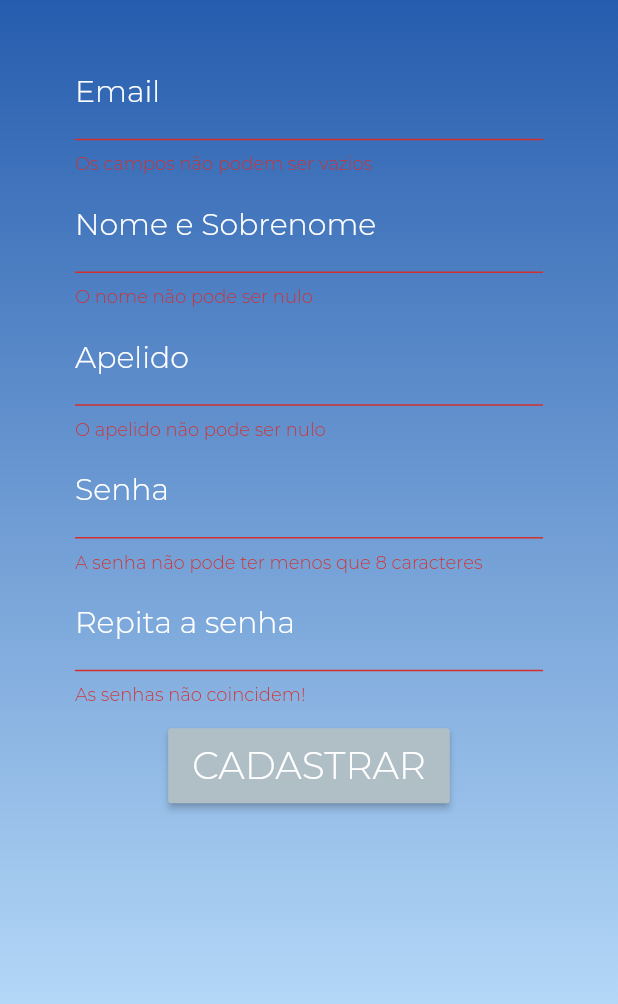
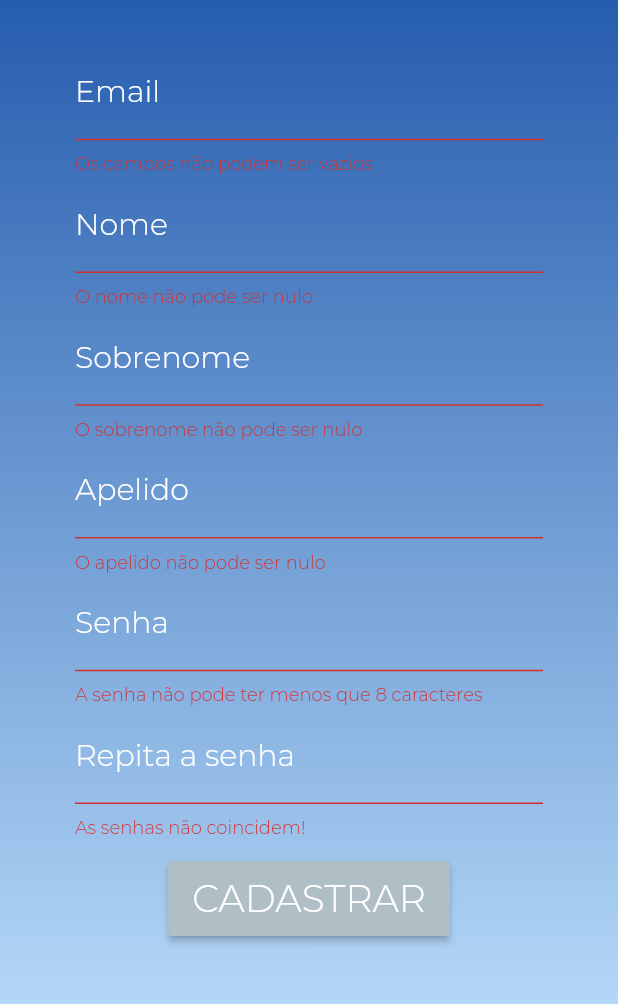
Before and after one commit to rodriguesJeff/wallet_control, a Flutter app: the RegisterPage screen opened by its route, after a tap on "CADASTRAR", on a phone screen of 412 x 824 dp, the part 177-1181 px from its top. Run offline on Flutter 3.47's test engine with Material 2 defaults, Android fonts, the phone set to English and light mode, and no system bars; our stand-ins replace dio, flutter_mobx, mobx; generated files the repository leaves out were written again.

```diff
--- /dev/null
+++ b/lib/core.dart
@@ -0,0 +1,3 @@
+class Core {
+  static String baseurl = "http://192.168.1.4:8080/api";
+}
--- a/lib/src/controller/login.dart
+++ b/lib/src/controller/login.dart
@@ -1,7 +1,6 @@
 import 'package:mobx/mobx.dart';
 
 part 'login.g.dart';
-
 
 class Login = LoginBase with _$Login;
 
@@ -13,8 +12,8 @@ abstract class LoginBase with Store {
   String pass = "";
 
   @action
-  autentic(email, pass){
-    if (email == "jeff@teste.com" && pass == "12345678"){
+  autentic(email, pass) {
+    if (email == "jeff@teste.com" && pass == "12345678") {
       return true;
     }
     return false;
--- a/lib/src/model/userModel.dart
+++ b/lib/src/model/user_model.dart
@@ -1,6 +1,7 @@
 class User {
   String email;
   String name;
+  String lastname;
   String username;
   String pass;
 
@@ -9,6 +10,7 @@ class User {
   User.fromJson(Map<String, dynamic> json) {
     email = json['email'];
     name = json['name'];
+    lastname = json['lastname'];
     username = json['username'];
     pass = json['pass'];
   }
@@ -17,6 +19,7 @@ class User {
     final Map<String, dynamic> data = Map<String, dynamic>();
     data['email'] = this.email;
     data['name'] = this.name;
+    data['lastname'] = this.lastname;
     data['username'] = this.username;
     data['pass'] = this.pass;
     return data;
--- a/lib/src/ui/widgets/registerForm.dart
+++ b/lib/src/ui/widgets/registerForm.dart
@@ -3,204 +3,160 @@ import 'package:wallet/src/controller/register.dart';
 
 TextEditingController loginController = TextEditingController();
 TextEditingController nameController = TextEditingController();
-TextEditingController nickController = TextEditingController();
+TextEditingController lastNameController = TextEditingController();
+TextEditingController usernameController = TextEditingController();
 TextEditingController passController = TextEditingController();
 TextEditingController pass2Controller = TextEditingController();
 
-final FocusNode _emailFocus = FocusNode();
-final FocusNode _nameFocus = FocusNode();
-final FocusNode _nickFocus = FocusNode();
-final FocusNode _passFocus = FocusNode();
-final FocusNode _pass2Focus = FocusNode();
-final FocusNode _btnSave = FocusNode();
+final register = Register();
 
-
-final request = Register();
-
-Widget registerForm(GlobalKey<FormState> key, BuildContext context){
-
-  _fieldFocusChange(BuildContext context, FocusNode currentFocus, FocusNode nextFocus) {
-    currentFocus.unfocus();
-    FocusScope.of(context).requestFocus(nextFocus);
-  }
-
+Widget registerForm(GlobalKey<FormState> key, BuildContext context) {
   return Container(
     child: Form(
         key: key,
-      child: Column(
-        children: <Widget>[
+        child: Column(children: <Widget>[
           SizedBox(height: 15),
           Padding(
             padding: EdgeInsets.only(left: 50, right: 50),
             child: TextFormField(
                 controller: loginController,
-              validator: (value){
-                if (value.isEmpty){
+                validator: (value) {
+                  if (value.isEmpty) {
                     return "Os campos não podem ser vazios";
                   }
                   return null;
                 },
                 textInputAction: TextInputAction.next,
                 keyboardType: TextInputType.emailAddress,
-              focusNode: _emailFocus,
-              onFieldSubmitted: (term){
-                _fieldFocusChange(context, _emailFocus, _nameFocus);
-              },
                 decoration: InputDecoration(
                     labelText: "Email",
-                labelStyle: TextStyle(
-                  color: Colors.white,
-                  fontSize: 20.0
-                ),
+                    labelStyle: TextStyle(color: Colors.white, fontSize: 20.0),
                     focusedBorder: UnderlineInputBorder(
-                  borderSide: BorderSide(color:  Colors.white, width: 1)
-                ),
+                        borderSide: BorderSide(color: Colors.white, width: 1)),
                     enabledBorder: UnderlineInputBorder(
-                  borderSide: BorderSide(color: Colors.white, width: 1)
-                )
-              ),
+                        borderSide: BorderSide(color: Colors.white, width: 1))),
                 style: TextStyle(
                   color: Colors.white,
-              )
-            ),
+                )),
           ),
           Padding(
             padding: EdgeInsets.only(top: 2.5, left: 50, right: 50),
             child: TextFormField(
                 controller: nameController,
-              validator: (value){
-                if (value.length < 8 || value.isEmpty){
+                validator: (value) {
+                  if (value.isEmpty) {
                     return "O nome não pode ser nulo";
                   }
                   return null;
                 },
                 textInputAction: TextInputAction.next,
                 keyboardType: TextInputType.text,
-              focusNode: _nameFocus,
-              onFieldSubmitted: (term){
-                _fieldFocusChange(context, _nameFocus, _nickFocus);
-              },
                 decoration: InputDecoration(
-                labelText: "Nome e Sobrenome",
-                labelStyle: TextStyle(
-                  color: Colors.white,
-                  fontSize: 20.0
-                ),
+                    labelText: "Nome",
+                    labelStyle: TextStyle(color: Colors.white, fontSize: 20.0),
                     focusedBorder: UnderlineInputBorder(
-                  borderSide: BorderSide(color:  Colors.white, width: 1)
-                ),
+                        borderSide: BorderSide(color: Colors.white, width: 1)),
                     enabledBorder: UnderlineInputBorder(
-                  borderSide: BorderSide(color: Colors.white, width: 1)
-                )
-              ),
+                        borderSide: BorderSide(color: Colors.white, width: 1))),
                 style: TextStyle(
                   color: Colors.white,
-              )
-            ),
+                )),
           ),
           Padding(
             padding: EdgeInsets.only(top: 2.5, left: 50, right: 50),
             child: TextFormField(
-              controller: nickController,
-              validator: (value){
-                if (value.isEmpty){
+                controller: lastNameController,
+                validator: (value) {
+                  if (value.isEmpty) {
+                    return "O sobrenome não pode ser nulo";
+                  }
+                  return null;
+                },
+                textInputAction: TextInputAction.next,
+                keyboardType: TextInputType.text,
+                decoration: InputDecoration(
+                    labelText: "Sobrenome",
+                    labelStyle: TextStyle(color: Colors.white, fontSize: 20.0),
+                    focusedBorder: UnderlineInputBorder(
+                        borderSide: BorderSide(color: Colors.white, width: 1)),
+                    enabledBorder: UnderlineInputBorder(
+                        borderSide: BorderSide(color: Colors.white, width: 1))),
+                style: TextStyle(
+                  color: Colors.white,
+                )),
+          ),
+          Padding(
+            padding: EdgeInsets.only(top: 2.5, left: 50, right: 50),
+            child: TextFormField(
+                controller: usernameController,
+                validator: (value) {
+                  if (value.isEmpty) {
                     return "O apelido não pode ser nulo";
                   }
                   return null;
                 },
                 textInputAction: TextInputAction.next,
                 keyboardType: TextInputType.text,
-              focusNode: _nickFocus,
-              onFieldSubmitted: (term){
-                _fieldFocusChange(context, _nickFocus, _passFocus);
-              },
                 decoration: InputDecoration(
                     labelText: "Apelido",
-                labelStyle: TextStyle(
-                  color: Colors.white,
-                  fontSize: 20.0
-                ),
+                    labelStyle: TextStyle(color: Colors.white, fontSize: 20.0),
                     focusedBorder: UnderlineInputBorder(
-                  borderSide: BorderSide(color:  Colors.white, width: 1)
-                ),
+                        borderSide: BorderSide(color: Colors.white, width: 1)),
                     enabledBorder: UnderlineInputBorder(
-                  borderSide: BorderSide(color: Colors.white, width: 1)
-                )
-              ),
+                        borderSide: BorderSide(color: Colors.white, width: 1))),
                 style: TextStyle(
                   color: Colors.white,
-              )
-            ),
+                )),
           ),
           Padding(
             padding: EdgeInsets.only(top: 2.5, left: 50, right: 50),
             child: TextFormField(
                 obscureText: true,
                 controller: passController,
-              validator: (value){
-                if (value.length < 8 || value.isEmpty){
+                validator: (value) {
+                  if (value.length < 8 || value.isEmpty) {
                     return "A senha não pode ter menos que 8 caracteres";
                   }
                   return null;
                 },
                 textInputAction: TextInputAction.next,
                 keyboardType: TextInputType.text,
-              focusNode: _passFocus,
-              onFieldSubmitted: (term){
-                _fieldFocusChange(context, _passFocus, _pass2Focus);
-              },
                 decoration: InputDecoration(
                     labelText: "Senha",
-                labelStyle: TextStyle(
-                  color: Colors.white,
-                  fontSize: 20.0
-                ),
+                    labelStyle: TextStyle(color: Colors.white, fontSize: 20.0),
                     focusedBorder: UnderlineInputBorder(
-                  borderSide: BorderSide(color:  Colors.white, width: 1)
-                ),
+                        borderSide: BorderSide(color: Colors.white, width: 1)),
                     enabledBorder: UnderlineInputBorder(
-                  borderSide: BorderSide(color: Colors.white, width: 1)
-                )
-              ),
+                        borderSide: BorderSide(color: Colors.white, width: 1))),
                 style: TextStyle(
                   color: Colors.white,
-              )
-            ),
+                )),
           ),
           Padding(
             padding: EdgeInsets.only(top: 2.5, left: 50, right: 50),
             child: TextFormField(
                 obscureText: true,
                 controller: pass2Controller,
-              validator: (value){
-                if (value.length < 8 || value.isEmpty || pass2Controller.text != passController.text){
+                validator: (value) {
+                  if (value.length < 8 ||
+                      value.isEmpty ||
+                      pass2Controller.text != passController.text) {
                     return "As senhas não coincidem!";
                   }
                   return null;
                 },
                 textInputAction: TextInputAction.done,
                 keyboardType: TextInputType.text,
-              focusNode: _pass2Focus,
-              onFieldSubmitted: (term){
-                _fieldFocusChange(context, _pass2Focus, _btnSave);
-              },
                 decoration: InputDecoration(
                     labelText: "Repita a senha",
-                labelStyle: TextStyle(
-                  color: Colors.white,
-                  fontSize: 20.0
-                ),
+                    labelStyle: TextStyle(color: Colors.white, fontSize: 20.0),
                     focusedBorder: UnderlineInputBorder(
-                  borderSide: BorderSide(color:  Colors.white, width: 1)
-                ),
+                        borderSide: BorderSide(color: Colors.white, width: 1)),
                     enabledBorder: UnderlineInputBorder(
-                  borderSide: BorderSide(color: Colors.white, width: 1)
-                )
-              ),
+                        borderSide: BorderSide(color: Colors.white, width: 1))),
                 style: TextStyle(
                   color: Colors.white,
-              )
-            ),
+                )),
           ),
           SizedBox(height: 15),
           ButtonTheme(
@@ -208,43 +164,52 @@ Widget registerForm(GlobalKey<FormState> key, BuildContext context){
               height: 50.0,
               child: RaisedButton(
                 color: Colors.blueGrey[200],
-                focusNode: _btnSave,
-                child: Text(
-                    "CADASTRAR",
+                child: Text("CADASTRAR",
                     style: TextStyle(
                       color: Colors.white,
                       fontSize: 25.0,
-                    )
-                ),
-                onPressed: () {
-                  if (key.currentState.validate()){
+                    )),
+                onPressed: () async {
+                  if (key.currentState.validate()) {
                     String email = loginController.text;
                     String name = nameController.text;
-                    String username = nickController.text;
+                    String lastname = lastNameController.text;
+                    String username = usernameController.text;
                     String pass = passController.text;
-                    request.saveUser(email, name, username, pass);
-                    if (request.response.statusCode != 200){
+                    var status = await register.saveUser(
+                        email, name, lastname, username, pass);
+                    print(status);
+                    if (status != 'ok') {
                       AlertDialog(
-                        title: Text("Não foi possível cadastrar, cheque sua conexão"),
+                        title: Text(
+                            "Não foi possível cadastrar, cheque sua conexão"),
                         actions: <Widget>[
                           FlatButton(
                             child: Text("OK"),
-                            onPressed: (){
+                            onPressed: () {
                               Navigator.of(context).pop();
                             },
                           ),
                         ],
                       );
                     } else {
-                      Navigator.pushReplacementNamed(context, "/home");
+                      AlertDialog(
+                        title: Text(
+                            "Usuário cadastrado com sucesso, faça login para continuar!"),
+                        actions: [
+                          FlatButton(
+                              onPressed: () {
+                                Navigator.pushReplacementNamed(
+                                    context, "/login");
+                              },
+                              child: Text("OK"))
+                        ],
+                      );
                     }
                     return null;
                   }
                 },
-              )
-            ),
-        ]
-      )
-    ),
+              )),
+        ])),
   );
 }
```
Also changed, not shown: lib/src/controller/register.dart (+21 -19 lines), pubspec.yaml (+6 -5 lines), lib/src/controller/login.g.dart, lib/src/controller/operations.g.dart, lib/src/controller/register.g.dart, pubspec.lock, 20 other files. Lines whose indentation alone changed are shown as unchanged.
